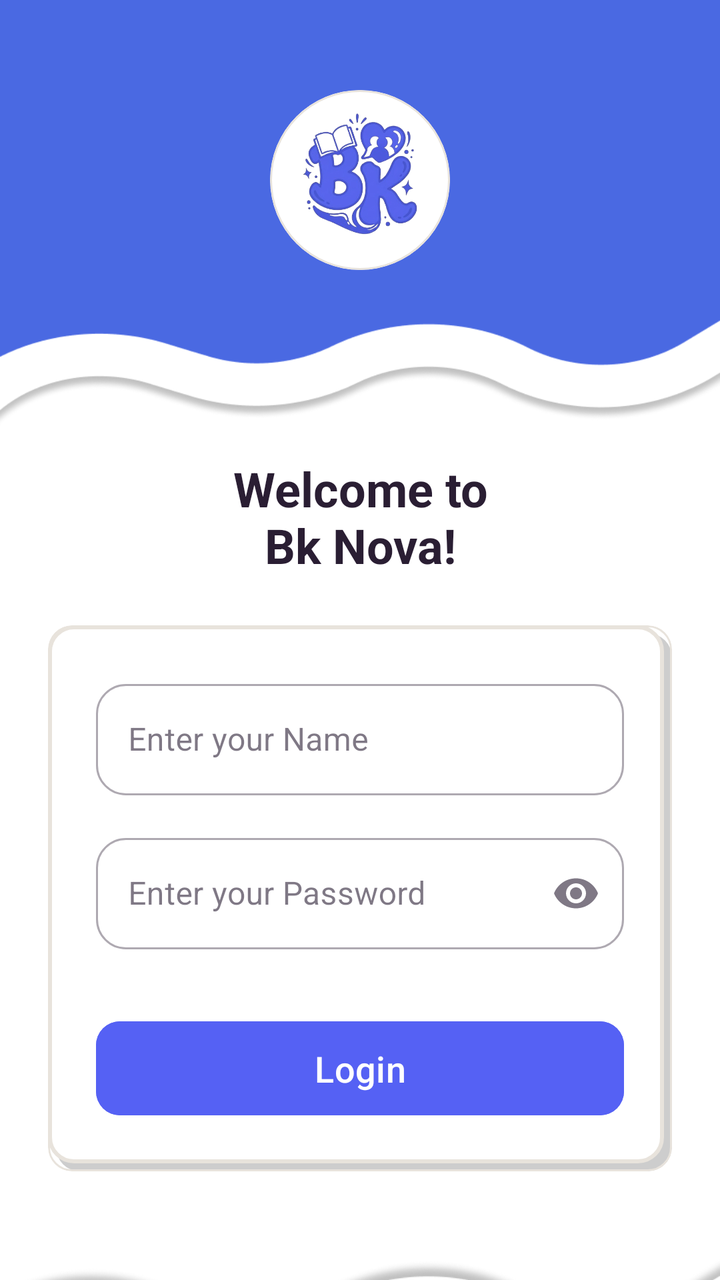
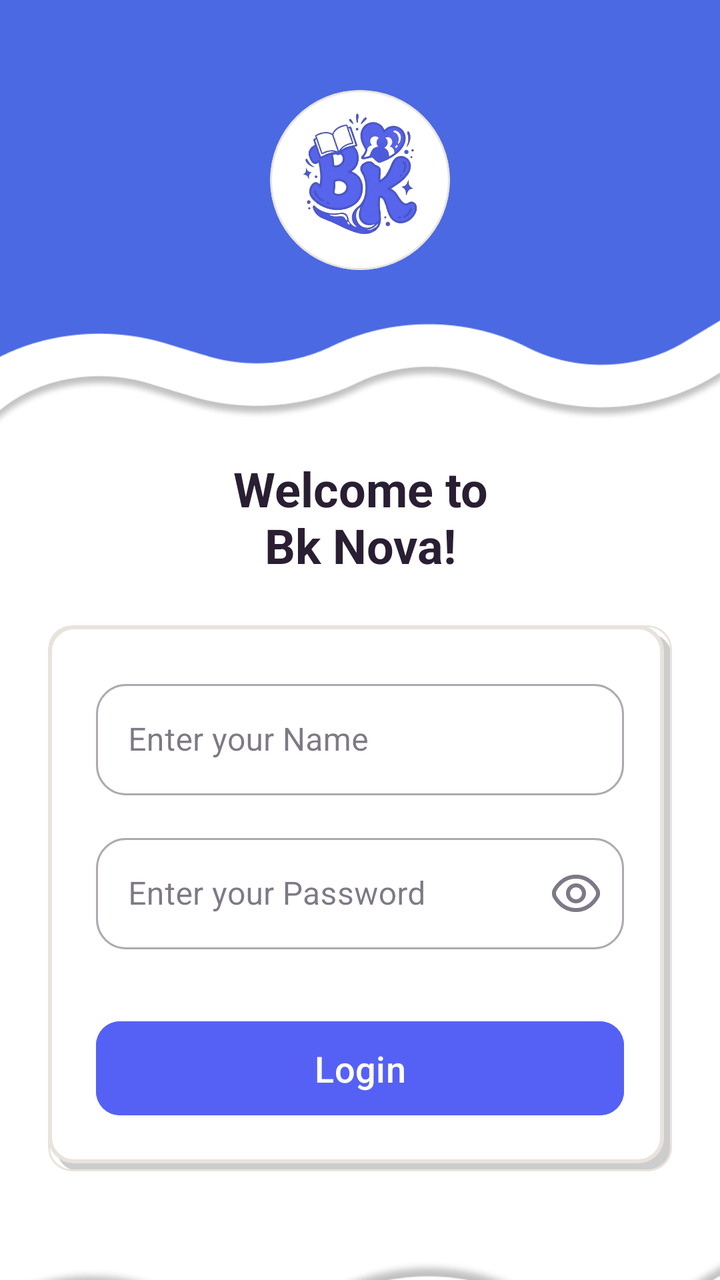

Two renders of the same Android screen: before a commit and after it. Below are the layout's source before the change and the commit's diff.
<!-- AndroidManifest.xml: application theme Theme.BkNova -->
<!-- res/layout/activity_login.xml -->
<?xml version="1.0" encoding="utf-8"?>
<androidx.core.widget.NestedScrollView xmlns:android="http://schemas.android.com/apk/res/android"
    xmlns:app="http://schemas.android.com/apk/res-auto"
    xmlns:tools="http://schemas.android.com/tools"
    android:layout_width="match_parent"
    android:layout_height="match_parent"
    android:fillViewport="true"
    android:background="@color/white">

    <androidx.constraintlayout.widget.ConstraintLayout
        android:id="@+id/main"
        android:layout_width="match_parent"
        android:layout_height="wrap_content"
        tools:context=".activity.LoginActivity">

        
        <FrameLayout
            android:id="@+id/header_container"
            android:layout_width="match_parent"
            android:layout_height="220dp"
            android:background="@drawable/img_1"
            app:layout_constraintTop_toTopOf="parent">

            <com.google.android.material.card.MaterialCardView
                android:id="@+id/logo_card"
                android:layout_width="90dp"
                android:layout_height="90dp"
                android:layout_gravity="center"
                android:layout_marginBottom="20dp"
                app:cardBackgroundColor="@color/white"
                app:cardCornerRadius="45dp"
                app:cardElevation="0dp">

                <ImageView
                    android:layout_width="90dp"
                    android:layout_height="90dp"
                    android:layout_gravity="center"
                    android:src="@drawable/logo2"
                    tools:ignore="ContentDescription" />
            </com.google.android.material.card.MaterialCardView>
        </FrameLayout>

        
        <TextView
            android:id="@+id/tv_welcome"
            android:layout_width="wrap_content"
            android:layout_height="wrap_content"
            android:layout_marginTop="8dp"
            android:gravity="center"
            android:text="@string/name_page"
            android:textColor="@color/text_color_primary"
            android:textSize="24sp"
            android:textStyle="bold"
            app:layout_constraintEnd_toEndOf="parent"
            app:layout_constraintStart_toStartOf="parent"
            app:layout_constraintTop_toBottomOf="@id/header_container" />

        
        <com.google.android.material.card.MaterialCardView
            android:id="@+id/login_card"
            android:layout_width="0dp"
            android:layout_height="wrap_content"
            android:layout_marginStart="24dp"
            android:layout_marginEnd="24dp"
            android:layout_marginTop="24dp"
            android:layout_marginBottom="32dp"
            app:layout_constraintWidth_max="488dp"
            app:layout_constraintEnd_toEndOf="parent"
            app:layout_constraintStart_toStartOf="parent"
            app:layout_constraintTop_toBottomOf="@id/tv_welcome"
            app:layout_constraintBottom_toTopOf="@+id/bottom_bg"
            app:layout_constraintVertical_bias="0.0">

            <LinearLayout
                android:layout_width="match_parent"
                android:layout_height="wrap_content"
                android:orientation="vertical"
                android:background="@drawable/bg_grid_shadow"
                android:padding="24dp">

                <com.google.android.material.textfield.TextInputLayout
                    android:id="@+id/til_email"
                    style="@style/Widget.MaterialComponents.TextInputLayout.OutlinedBox"
                    android:layout_width="match_parent"
                    android:layout_height="wrap_content"
                    android:hint="@string/name"
                    app:boxCornerRadiusBottomEnd="15dp"
                    app:boxCornerRadiusBottomStart="15dp"
                    app:boxCornerRadiusTopEnd="15dp"
                    app:boxCornerRadiusTopStart="15dp">

                    <com.google.android.material.textfield.TextInputEditText
                        android:layout_width="match_parent"
                        android:layout_height="wrap_content"
                        android:importantForAutofill="no"
                        android:inputType="textEmailAddress" />
                </com.google.android.material.textfield.TextInputLayout>

                <com.google.android.material.textfield.TextInputLayout
                    android:id="@+id/til_password"
                    style="@style/Widget.MaterialComponents.TextInputLayout.OutlinedBox"
                    android:layout_width="match_parent"
                    android:layout_height="wrap_content"
                    android:layout_marginTop="16dp"
                    android:hint="@string/password"
                    app:boxCornerRadiusBottomEnd="15dp"
                    app:boxCornerRadiusBottomStart="15dp"
                    app:boxCornerRadiusTopEnd="15dp"
                    app:boxCornerRadiusTopStart="15dp"
                    app:endIconMode="password_toggle">

                    <com.google.android.material.textfield.TextInputEditText
                        android:layout_width="match_parent"
                        android:layout_height="wrap_content"
                        android:importantForAutofill="no"
                        android:inputType="textPassword" />
                </com.google.android.material.textfield.TextInputLayout>

                
                <com.google.android.material.button.MaterialButton
                    android:id="@+id/btn_login"
                    android:layout_width="match_parent"
                    android:layout_height="55dp"
                    android:layout_marginTop="32dp"
                    android:backgroundTint="@color/brand_primary"
                    android:text="@string/login"
                    android:textAllCaps="false"
                    android:textSize="18sp"
                    app:cornerRadius="12dp" />
            </LinearLayout>
        </com.google.android.material.card.MaterialCardView>

        
        <View
            android:id="@+id/bottom_bg"
            android:layout_width="match_parent"
            android:layout_height="150dp"
            android:background="@drawable/img"
            app:layout_constraintBottom_toBottomOf="parent"
            app:layout_constraintTop_toBottomOf="@id/btn_login"
            app:layout_constraintVertical_bias="1.0"
            tools:layout_editor_absoluteX="0dp" />

    </androidx.constraintlayout.widget.ConstraintLayout>
</androidx.core.widget.NestedScrollView>
<!-- resources referenced by this layout -->
<resources>
  <color name="brand_primary">#5561F4</color>
  <color name="text_color_primary">#2A1E33</color>
  <color name="white">#FFFFFFFF</color>
  <!-- drawable bg_grid_shadow (drawable) -->
  <?xml version="1.0" encoding="utf-8"?>
  <layer-list xmlns:android="http://schemas.android.com/apk/res/android">
  
      
      <item
          android:left="4dp"
  
          android:top="4dp">
  
          <shape android:shape="rectangle">
  
              <solid android:color="#32000000" />
              <corners android:radius="12dp" />
          </shape>
  
      </item>
  
      
      <item
          android:right="4dp"
          android:bottom="4dp">
          <shape android:shape="rectangle">
              <solid android:color="#FFFFFF" />
              <corners android:radius="12dp" />
              <stroke
                  android:width="2dp"
                  android:color="@color/border_color" />
          </shape>
      </item>
  
  </layer-list>
  <string name="login">Login</string>
  <string name="name">Enter your Name</string>
  <string name="name_page">Welcome to\nBk Nova!</string>
  <string name="password">Enter your Password</string>
  <style name="Theme.BkNova" parent="Base.Theme.BkNova" />
  <color name="border_color">#E8E3DC</color>
  <color name="brand_soft">#F0E6FC</color>
  <color name="accent_pink">#FF7FAF</color>
  <color name="accent_pink_soft">#FFECF3</color>
  <color name="accent_peach">#FFC6BF</color>
  <color name="accent_peach_soft">#FFE8E5</color>
  <color name="background_cream">#F8F7F2</color>
  <color name="text_color_secondary">#6B5E75</color>
  <color name="divider_color">#E8E3DC</color>
  <color name="red_text">#DC2626</color>
  <color name="red_light">#FEE2E2</color>
  <!-- unchanged entries left out for length: 4 -->
</resources>

<!-- the commit's change to res/layout/activity_login.xml (unified diff, before → after) -->
@@ -98,6 +98,7 @@
 
                 <com.google.android.material.textfield.TextInputLayout
                     android:id="@+id/til_password"
+                    app:passwordToggleDrawable="@drawable/ic_eye"
                     style="@style/Widget.MaterialComponents.TextInputLayout.OutlinedBox"
                     android:layout_width="match_parent"
                     android:layout_height="wrap_content"
<!-- resource entries referenced after the edit -->
@@ -35,6 +35,8 @@
       </item>
   
   </layer-list>
+  <!-- drawable ic_eye (drawable) -->
+  <vector xmlns:android="http://schemas.android.com/apk/res/android" android:width="24dp" android:height="24dp" android:viewportWidth="24" android:viewportHeight="24" android:tint="?attr/colorControlNormal"><path android:fillColor="@android:color/white" android:pathData="M23.271,9.419C21.72,6.893,18.192,2.655,12,2.655S2.28,6.893.729,9.419a4.908,4.908,0,0,0,0,5.162C2.28,17.107,5.808,21.345,12,21.345s9.72-4.238,11.271-6.764A4.908,4.908,0,0,0,23.271,9.419Zm-1.705,4.115C20.234,15.7,17.219,19.345,12,19.345S3.766,15.7,2.434,13.534a2.918,2.918,0,0,1,0-3.068C3.766,8.3,6.781,4.655,12,4.655s8.234,3.641,9.566,5.811A2.918,2.918,0,0,1,21.566,13.534Z"/><path android:fillColor="@android:color/white" android:pathData="M12,7a5,5,0,1,0,5,5A5.006,5.006,0,0,0,12,7Zm0,8a3,3,0,1,1,3-3A3,3,0,0,1,12,15Z"/></vector>
   <string name="login">Login</string>
   <string name="name">Enter your Name</string>
   <string name="name_page">Welcome to\nBk Nova!</string>
